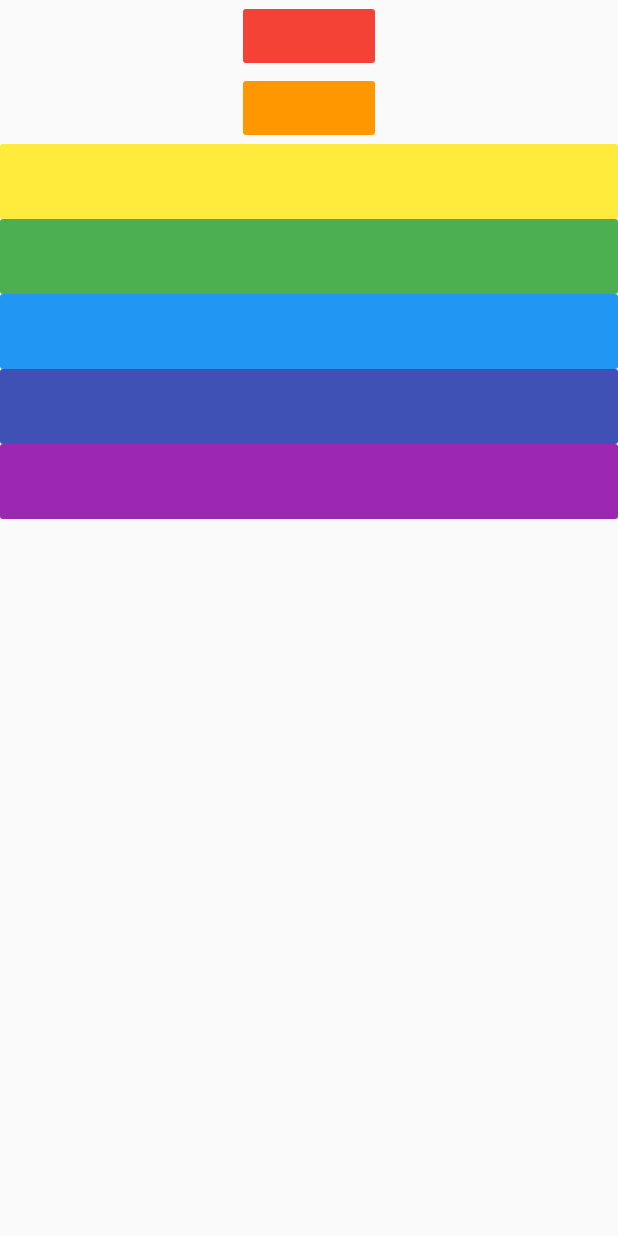
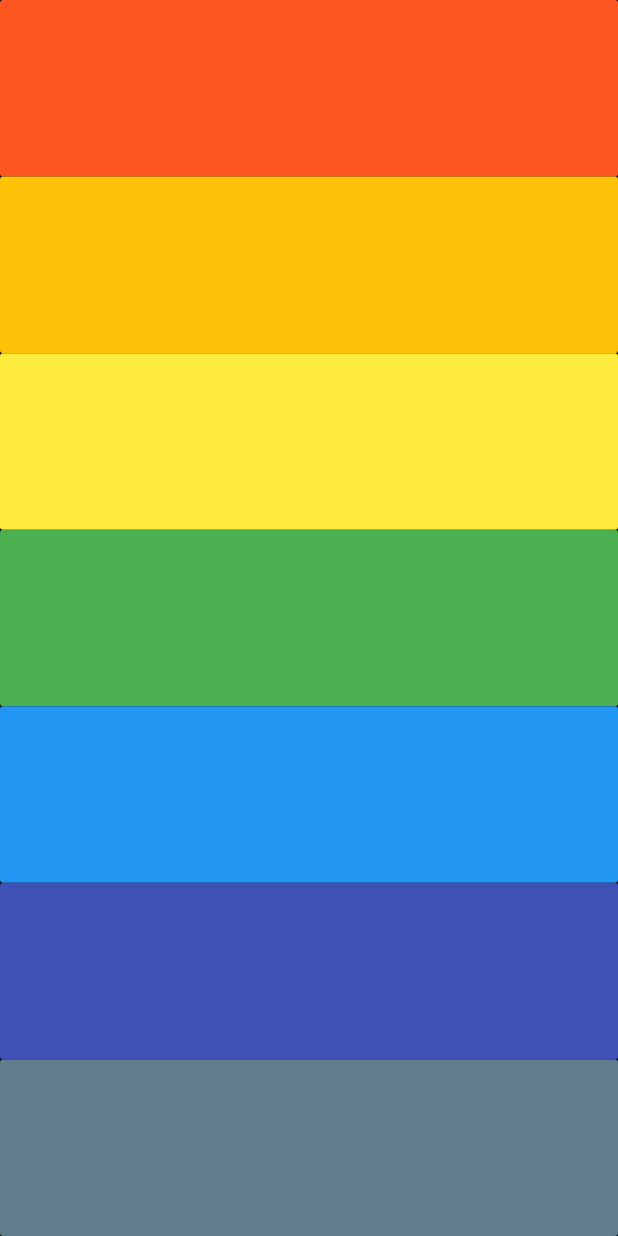
Before and after one commit to mrhallonline/flutter-xylophone, a Flutter app: the screen it shows after launch, on a phone screen of 412 x 824 dp. Run offline on Flutter 3.47's test engine with Material 2 defaults, Android fonts, the phone set to English and light mode, and no system bars; our stand-ins replace audioplayers.

Commit message:
switching to function

```diff
--- a/lib/main.dart
+++ b/lib/main.dart
@@ -4,86 +4,103 @@ import 'package:audioplayers/audio_cache.dart';
 void main() => runApp(XylophoneApp());
 
 class XylophoneApp extends StatelessWidget {
-  void playSound (sound){
+  void playSound(sound) {
     final player = AudioCache();
     player.play(sound);
   }
+
   @override
   Widget build(BuildContext context) {
     return MaterialApp(
       home: Scaffold(
+        backgroundColor: Colors.black,
         body: SafeArea(
           child: Column(
-            mainAxisSize: MainAxisSize.max,
+            crossAxisAlignment: CrossAxisAlignment.stretch,
             children: <Widget>[
-              FlatButton(
-                padding: EdgeInsets.all(0),
-                color: Colors.red,
+              Expanded(
+                  child: Container(
+                    child: FlatButton(
+                    color: Colors.deepOrange,
                     onPressed: () {
                       playSound('note1.wav');
                     },
+                    child: (null),
                 ),
-              FlatButton(
-                padding: EdgeInsets.all(0),
-                color: Colors.orange,
+                  ),
+              flex: 1,
+              ),
+              Expanded(
+                  child: Container(
+                  child: FlatButton(
+                    color: Colors.amber,
                     onPressed: () {
                       playSound('note2.wav');
                     },
+                    child: (null),
                   ),
-              FlatButton(
+                ),
+                flex: 1,
+              ),
+              Expanded(
+                  child: Container(
+                  child: FlatButton(
                     color: Colors.yellow,
-                padding: EdgeInsets.all(0),
-                onPressed: (){
+                    onPressed: () {
                       playSound('note3.wav');
                     },
-                child: Container(
-                  height: 50.0,
-                  width: double.infinity,
+                    child: (null),
                   ),
                 ),
-              FlatButton(
+              flex: 1,
+              ),
+              Expanded(
+                              child: Container(
+                  child: FlatButton(
                     color: Colors.green,
-                padding: EdgeInsets.all(0),
-                onPressed: (){
+                    onPressed: () {
                       playSound('note4.wav');
                     },
+                    child: (null),
+                  ),
+                ),
+                flex: 1,
+              ),
+              Expanded(
                   child: Container(
-                  height: 50.0,
-                  width: double.infinity,
-                ) ,
-              ),
-              FlatButton(
+                  child: FlatButton(
                     color: Colors.blue,
-                padding: EdgeInsets.all(0),
-                onPressed: (){
+                    onPressed: () {
                       playSound('note5.wav');
                     },
-                child: Container(
-                  height: 50.0,
-                  width: double.infinity,
+                    child: (null),
                   ),
                 ),
-              FlatButton(
+                flex: 1,
+              ),
+              Expanded(
+                  child: Container(
+                  child: FlatButton(
                     color: Colors.indigo,
-                padding: EdgeInsets.all(0),
-                onPressed: (){
+                    onPressed: () {
                       playSound('note6.wav');
                     },
-                child: Container(
-                  height: 50.0,
-                  width: double.infinity,
+                    child: (null),
                   ),
                 ),
-              FlatButton(
-                  color: Colors.purple,
-                padding: EdgeInsets.all(0),
-                onPressed: (){
+                flex: 1,
+              ),
+              Expanded(
+                  child: Container(
+                  child: FlatButton(
+                    color: Colors.blueGrey,
+                    onPressed: () {
                       playSound('note7.wav');
                     },
-                child: Container(
-                  height: 50.0,
-                  width: double.infinity,
+                    child: (null),
                   ),
+                ),
+                flex: 1,
               ),
             ],
           ),
```
Lines whose indentation alone changed are shown as unchanged.
